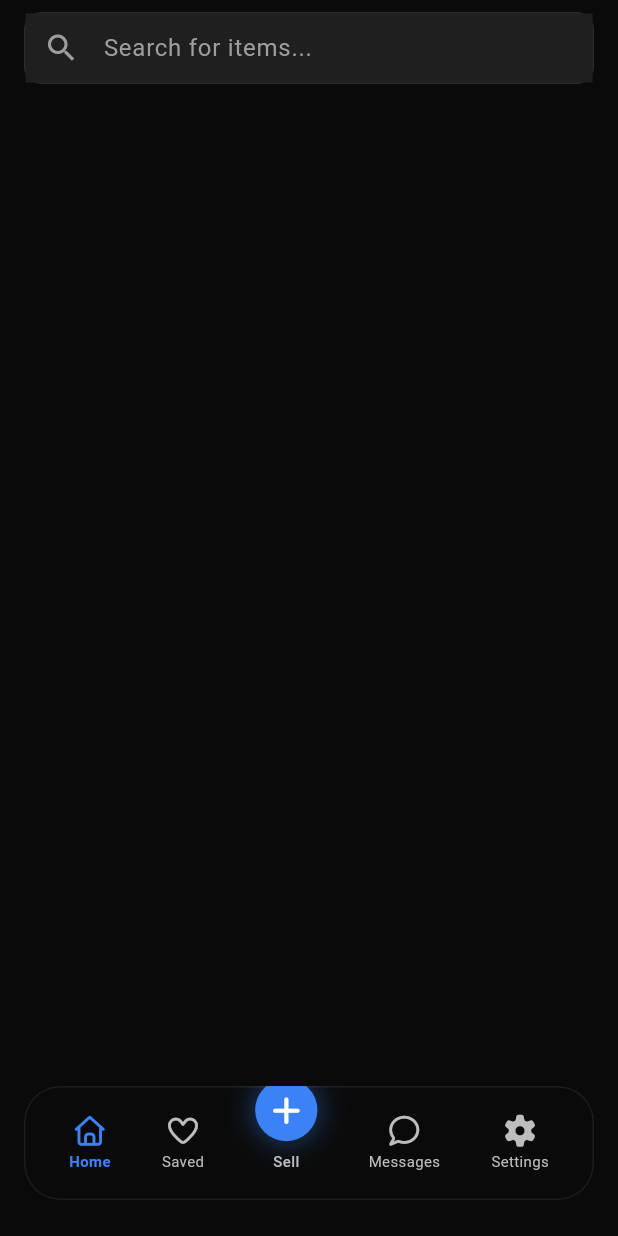
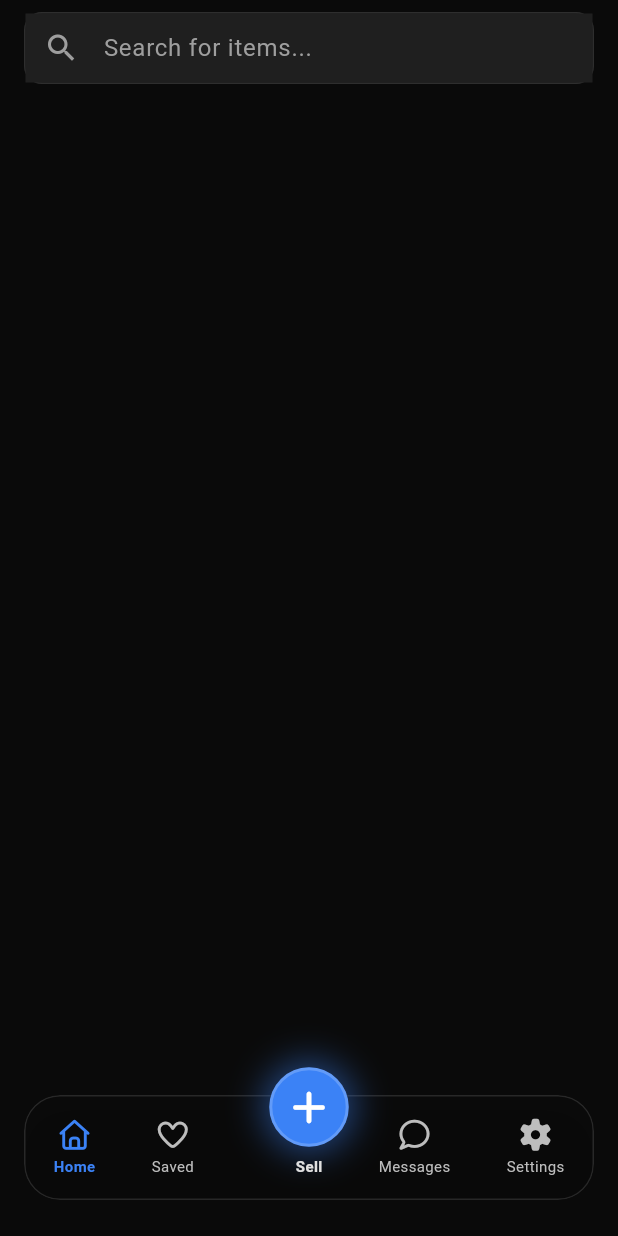
Before and after one commit to Adams-404/Campus-Deal-NG, a Flutter app: the screen it shows once a user with an empty profile is signed in, on a phone screen of 412 x 824 dp. Run offline on Flutter 3.47's test engine with Material 3 defaults, Android fonts, the phone set to English and light mode, and no system bars; our stand-ins replace cached_network_image, flutter_riverpod, font_awesome_flutter, freezed_annotation, image_picker, shimmer and 1 more; accounts and stored records are empty; generated files the repository leaves out were written again.

Commit message:
feat: redesign bottom navigation bar with floating sell button and add global scrollbar theme

```diff
--- a/mobile/lib/main.dart
+++ b/mobile/lib/main.dart
@@ -108,6 +108,7 @@ class _MainNavigationWrapperState extends State<MainNavigationWrapper> {
   @override
   Widget build(BuildContext context) {
     return Scaffold(
+      extendBody: true,
       body: IndexedStack(
         index: _stackIndex,
         children: _screens,
--- a/mobile/lib/src/core/theme/app_theme.dart
+++ b/mobile/lib/src/core/theme/app_theme.dart
@@ -23,6 +23,14 @@ class AppTheme {
         onSurface: textColor,
       ),
       scaffoldBackgroundColor: backgroundColor,
+      scrollbarTheme: ScrollbarThemeData(
+        thumbColor: WidgetStateProperty.all(Colors.white.withOpacity(0.15)),
+        trackColor: WidgetStateProperty.all(Colors.transparent),
+        radius: const Radius.circular(10),
+        thickness: WidgetStateProperty.all(6),
+        thumbVisibility: WidgetStateProperty.all(true),
+        interactive: true,
+      ),
       appBarTheme: const AppBarTheme(
         backgroundColor: Colors.transparent,
         elevation: 0,
--- a/mobile/lib/src/features/home/presentation/pages/home_screen.dart
+++ b/mobile/lib/src/features/home/presentation/pages/home_screen.dart
@@ -28,8 +28,8 @@ class _HomeScreenState extends ConsumerState<HomeScreen> {
     final groupedProductsAsync = ref.watch(groupedProductsProvider);
 
     return Scaffold(
-      backgroundColor: const Color(0xFF0A0A0A),
-      body: CustomScrollView(
+      body: Scrollbar(
+        child: CustomScrollView(
         slivers: [
           // App Bar with Search
           SliverAppBar(
@@ -154,6 +154,7 @@ class _HomeScreenState extends ConsumerState<HomeScreen> {
           ),
         ],
       ),
-    );
-  }
+    ),
+  );
 }
+}
--- a/mobile/lib/src/features/navigation/presentation/widgets/bottom_nav_bar.dart
+++ b/mobile/lib/src/features/navigation/presentation/widgets/bottom_nav_bar.dart
@@ -16,30 +16,42 @@ class BottomNavBar extends StatelessWidget {
 
   @override
   Widget build(BuildContext context) {
+    final accentColor = Theme.of(context).colorScheme.secondary;
+
     return Padding(
       padding: const EdgeInsets.fromLTRB(16, 0, 16, 24),
-      child: ClipRRect(
+      child: Stack(
+        clipBehavior: Clip.none,
+        alignment: Alignment.bottomCenter,
+        children: [
+          // Glass Bar
+          ClipRRect(
             borderRadius: BorderRadius.circular(24),
             child: BackdropFilter(
-          filter: ImageFilter.blur(sigmaX: 15, sigmaY: 15),
+              filter: ImageFilter.blur(sigmaX: 12, sigmaY: 12),
               child: Container(
+                height: 70,
                 decoration: BoxDecoration(
-              color: const Color(0xFF0A0A0A).withOpacity(0.8),
+                  color: const Color(0xFF0A0A0A).withOpacity(0.55), // More transparent glass
                   borderRadius: BorderRadius.circular(24),
                   border: Border.all(
-                color: Colors.white.withOpacity(0.08),
+                    color: Colors.white.withOpacity(0.12),
                     width: 1,
                   ),
+                  boxShadow: [
+                    BoxShadow(
+                      color: Colors.black.withOpacity(0.3),
+                      blurRadius: 20,
+                      offset: const Offset(0, 10),
                     ),
-            child: SafeArea(
-              child: Padding(
-                padding: const EdgeInsets.symmetric(horizontal: 12.0, vertical: 8.0),
+                  ],
+                ),
                 child: Row(
                   mainAxisAlignment: MainAxisAlignment.spaceAround,
                   children: [
                     _buildNavItem(context, 0, FontAwesomeIcons.house, 'Home'),
                     _buildNavItem(context, 1, FontAwesomeIcons.heart, 'Saved'),
-                    _buildSellButton(),
+                    const SizedBox(width: 48), // Space for Sell button
                     _buildNavItem(context, 3, FontAwesomeIcons.comment, 'Messages'),
                     _buildNavItem(context, 4, FontAwesomeIcons.gear, 'Settings'),
                   ],
@@ -47,7 +59,13 @@ class BottomNavBar extends StatelessWidget {
               ),
             ),
           ),
+
+          // Floating Sell Button (Unclipped)
+          Positioned(
+            top: -20,
+            child: _buildSellButton(accentColor),
           ),
+        ],
       ),
     );
   }
@@ -80,43 +98,39 @@ class BottomNavBar extends StatelessWidget {
     );
   }
 
-  Widget _buildSellButton() {
+  Widget _buildSellButton(Color accentColor) {
     return GestureDetector(
       onTap: onSellTap,
       child: Column(
         mainAxisSize: MainAxisSize.min,
         children: [
-          Transform.translate(
-            offset: const Offset(0, -15),
-            child: Container(
-              padding: const EdgeInsets.all(12),
+          Container(
+            padding: const EdgeInsets.all(14),
             decoration: BoxDecoration(
               color: const Color(0xFF3B82F6), // Web Primary Blue
               shape: BoxShape.circle,
+              border: Border.all(color: Colors.white.withOpacity(0.2), width: 2),
               boxShadow: [
                 BoxShadow(
-                    color: const Color(0xFF3B82F6).withOpacity(0.4),
-                    blurRadius: 15,
-                    spreadRadius: 2,
+                  color: const Color(0xFF3B82F6).withOpacity(0.5),
+                  blurRadius: 20,
+                  spreadRadius: 4,
                 ),
               ],
             ),
             child: const FaIcon(
               FontAwesomeIcons.plus,
               color: Colors.white,
-                size: 20,
+              size: 24,
             ),
           ),
-          ),
-          Transform.translate(
-            offset: const Offset(0, -10),
-            child: Text(
+          const SizedBox(height: 4),
+          Text(
             'Sell',
             style: TextStyle(
               fontSize: 10,
-                color: Colors.grey[400],
-                fontWeight: FontWeight.w500,
-              ),
+              color: Colors.grey[300],
+              fontWeight: FontWeight.w600,
             ),
           ),
         ],
```
Lines whose indentation alone changed are shown as unchanged.
